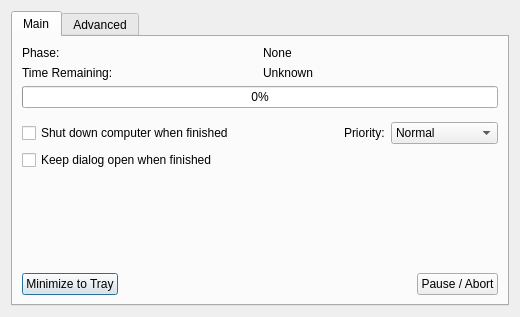
Qt form utilities/sourcecode/avidemux2-master/avidemux/qt4/ADM_userInterfaces/ADM_dialog/encoding.ui (goanimate-archive-organization/wrapper-offIine) before a commit.
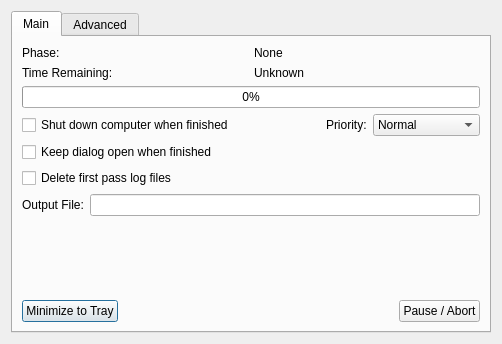
The same form after that commit.

Diff of the .ui file:
```diff
--- a/utilities/sourcecode/avidemux2-master/avidemux/qt4/ADM_userInterfaces/ADM_dialog/encoding.ui
+++ b/utilities/sourcecode/avidemux2-master/avidemux/qt4/ADM_userInterfaces/ADM_dialog/encoding.ui
@@ -6,8 +6,8 @@
    <rect>
     <x>0</x>
     <y>0</y>
-    <width>520</width>
-    <height>317</height>
+    <width>502</width>
+    <height>344</height>
    </rect>
   </property>
   <property name="sizePolicy">
@@ -44,10 +44,17 @@
       <layout class="QVBoxLayout" name="verticalLayout">
        <item>
         <layout class="QGridLayout" name="gridLayout">
-         <item row="1" column="0">
-          <widget class="QLabel" name="label_26">
+         <item row="0" column="1">
+          <widget class="QLabel" name="labelPhase">
            <property name="text">
-            <string>Time Remaining:</string>
+            <string>None</string>
+           </property>
+          </widget>
+         </item>
+         <item row="0" column="0">
+          <widget class="QLabel" name="label_2">
+           <property name="text">
+            <string>Phase:</string>
            </property>
           </widget>
          </item>
@@ -61,13 +68,6 @@
            </property>
           </widget>
          </item>
-         <item row="0" column="1">
-          <widget class="QLabel" name="labelPhasis">
-           <property name="text">
-            <string>None</string>
-           </property>
-          </widget>
-         </item>
          <item row="1" column="1">
           <widget class="QLabel" name="labelETA">
            <property name="text">
@@ -75,31 +75,15 @@
            </property>
           </widget>
          </item>
-         <item row="0" column="0">
-          <widget class="QLabel" name="label_2">
+         <item row="1" column="0">
+          <widget class="QLabel" name="label_26">
            <property name="text">
-            <string>Phase:</string>
+            <string>Time Remaining:</string>
            </property>
           </widget>
          </item>
         </layout>
        </item>
-       <item>
-        <spacer name="verticalSpacer1">
-         <property name="orientation">
-          <enum>Qt::Vertical</enum>
-         </property>
-         <property name="sizeType">
-          <enum>QSizePolicy::Fixed</enum>
-         </property>
-         <property name="sizeHint" stdset="0">
-          <size>
-           <width>20</width>
-           <height>8</height>
-          </size>
-         </property>
-        </spacer>
-       </item>
        <item>
         <layout class="QHBoxLayout" name="horizontalLayout1">
          <item>
@@ -187,6 +171,54 @@
          </item>
         </layout>
        </item>
+       <item>
+        <layout class="QHBoxLayout" name="horizontalLayout">
+         <item>
+          <widget class="QCheckBox" name="checkBoxDeleteStats">
+           <property name="text">
+            <string>Delete first pass log files</string>
+           </property>
+          </widget>
+         </item>
+         <item>
+          <spacer name="horizontalSpacer">
+           <property name="orientation">
+            <enum>Qt::Horizontal</enum>
+           </property>
+           <property name="sizeHint" stdset="0">
+            <size>
+             <width>40</width>
+             <height>20</height>
+            </size>
+           </property>
+          </spacer>
+         </item>
+        </layout>
+       </item>
+       <item>
+        <layout class="QHBoxLayout" name="horizontalLayout_2">
+         <item>
+          <widget class="QLabel" name="labelFileName">
+           <property name="sizePolicy">
+            <sizepolicy hsizetype="Minimum" vsizetype="Preferred">
+             <horstretch>0</horstretch>
+             <verstretch>0</verstretch>
+            </sizepolicy>
+           </property>
+           <property name="text">
+            <string>Output File:</string>
+           </property>
+          </widget>
+         </item>
+         <item>
+          <widget class="QLineEdit" name="lineEditFN">
+           <property name="readOnly">
+            <bool>true</bool>
+           </property>
+          </widget>
+         </item>
+        </layout>
+       </item>
        <item>
         <spacer name="verticalSpacer2">
          <property name="orientation">
```
